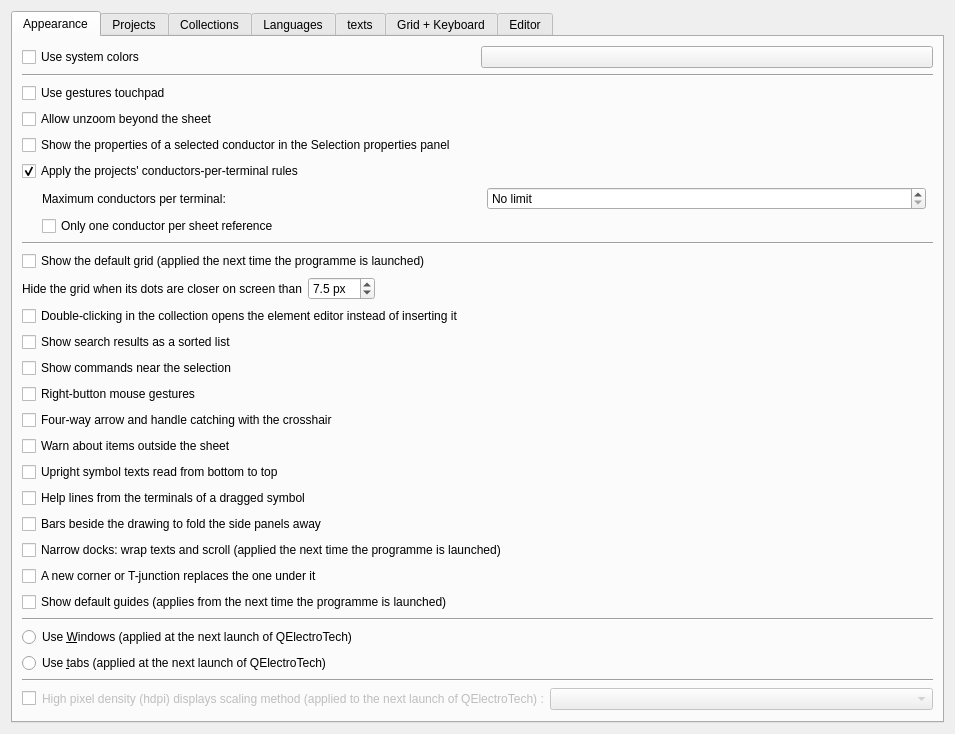
Qt form sources/ui/configpage/generalconfigurationpage.ui (qelectrotech/qelectrotech-source-mirror) before a commit.
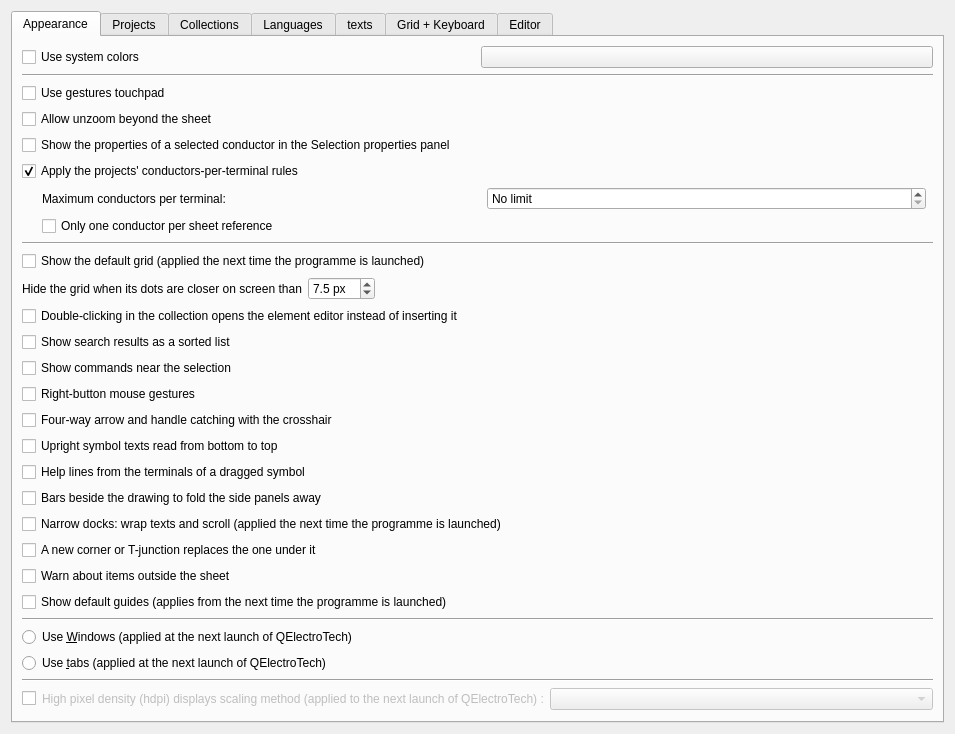
The same form after that commit. Custom widgets are drawn as their Qt base class.

Commit message:
Outside the sheet: second review of #1639
The hint after saving looks only at the folios already built, so a lazily
opened project stays lazy. Image export asks after the area is chosen, and
not when the whole content is exported. Terminal strips and cables outside
the sheet are named too; a folio names at most five items, then a count.

The edit to the form file:
```diff
--- a/sources/ui/configpage/generalconfigurationpage.ui
+++ b/sources/ui/configpage/generalconfigurationpage.ui
@@ -257,16 +257,6 @@
         </widget>
        </item>
        <item>
-        <widget class="QCheckBox" name="m_warn_outside_sheet_cb">
-         <property name="toolTip">
-          <string>Printing and exporting ask first when symbols, texts, shapes, pictures or tables lie outside the sheet, as they are cut off or left out; saving says so in the status bar.</string>
-         </property>
-         <property name="text">
-          <string>Warn about items outside the sheet</string>
-          </property>
-         </widget>
-        </item>
-        <item>
         <widget class="QCheckBox" name="m_vertical_texts_from_bottom_cb">
          <property name="toolTip">
           <string>A symbol's text that reads from top to bottom once its symbol is turned is drawn the other way round, in the same place, so that upright texts all read from bottom to top, like the wires' texts. Unticked by default: texts turn with their symbol.</string>
@@ -316,6 +306,16 @@
          </property>
         </widget>
        </item>
+       <item>
+        <widget class="QCheckBox" name="m_warn_outside_sheet_cb">
+         <property name="toolTip">
+          <string>Printing and exporting ask first when symbols, texts, shapes, pictures or tables lie outside the sheet, as they are cut off or left out; saving says so in the status bar.</string>
+         </property>
+         <property name="text">
+          <string>Warn about items outside the sheet</string>
+         </property>
+        </widget>
+       </item>
        <item>
         <widget class="QCheckBox" name="guides_startup_cb">
          <property name="text">
```
The commit also changes 8 other files.
